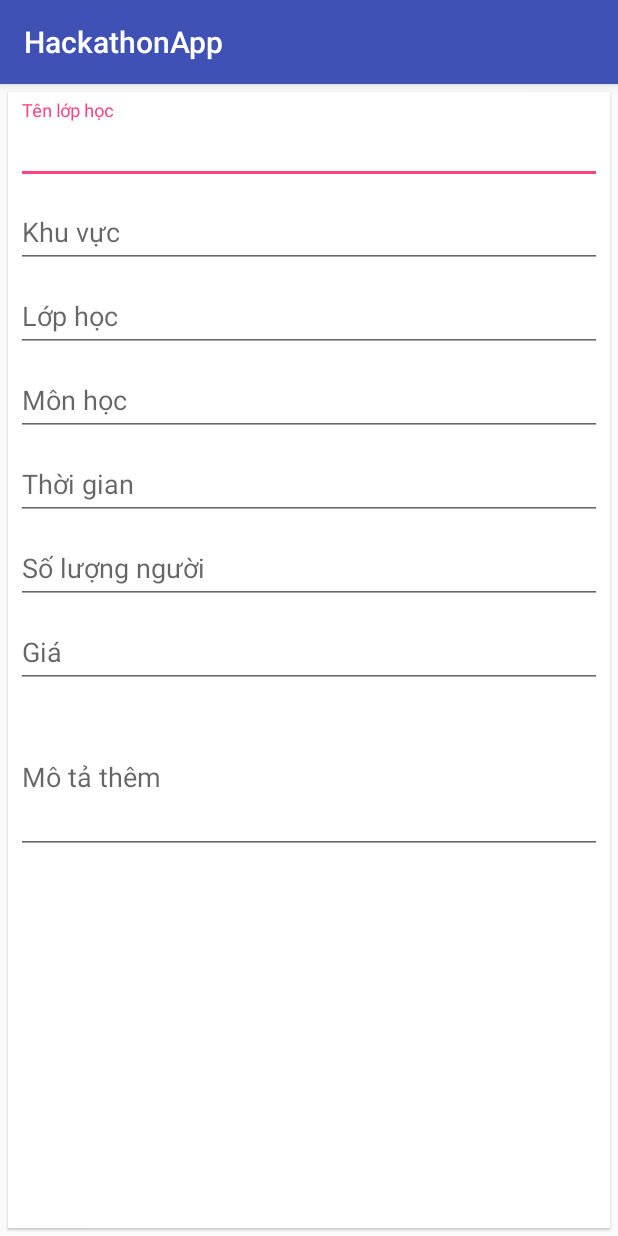
After one commit to duongbadu/hackathonAndroid, an Android app: the ArticleInsertActivity screen opened directly, with no data from a screen before it, on a phone screen of 412 x 824 dp. The commit adds this screen. Run offline under Robolectric (Android 15) with nearby library versions, the phone set to English and light mode, and no system bars.

Commit message:
Add article insert screen.

```diff
--- a/HackathonApp/app/src/main/AndroidManifest.xml
+++ b/HackathonApp/app/src/main/AndroidManifest.xml
@@ -20,6 +20,9 @@
 
         <activity android:name=".ArticleDetailActivity"
             android:configChanges="keyboard|keyboardHidden|orientation|screenSize"/>
+
+        <activity android:name=".ArticleInsertActivity"
+            android:configChanges="keyboard|keyboardHidden|orientation|screenSize"/>
     </application>
 
 </manifest>
--- /dev/null
+++ b/HackathonApp/app/src/main/java/hackathon/fbtest/com/hackathonapp/ArticleInsertActivity.java
@@ -0,0 +1,35 @@
+package hackathon.fbtest.com.hackathonapp;
+
+import android.os.Bundle;
+import android.support.annotation.Nullable;
+import android.support.design.widget.TextInputEditText;
+import android.support.v7.app.AppCompatActivity;
+import android.view.View;
+
+/**
+ * Created by mr.icetea on 7/31/16.
+ */
+public class ArticleInsertActivity extends AppCompatActivity implements View.OnClickListener {
+
+    @Override
+    protected void onCreate(@Nullable Bundle savedInstanceState) {
+        super.onCreate(savedInstanceState);
+        setContentView(R.layout.activity_article_insert);
+        TextInputEditText etName = (TextInputEditText) findViewById(R.id.et_article_name);
+        TextInputEditText etRegion = (TextInputEditText) findViewById(R.id.et_region);
+        TextInputEditText etClass = (TextInputEditText) findViewById(R.id.et_class);
+        TextInputEditText etSubject = (TextInputEditText) findViewById(R.id.et_subject);
+        TextInputEditText etTime = (TextInputEditText) findViewById(R.id.et_time);
+        TextInputEditText etPeople = (TextInputEditText) findViewById(R.id.et_people);
+        TextInputEditText etPrice = (TextInputEditText) findViewById(R.id.et_price);
+        TextInputEditText etDescription = (TextInputEditText) findViewById(R.id.et_description);
+        etRegion.setOnClickListener(this);
+        etSubject.setOnClickListener(this);
+        etClass.setOnClickListener(this);
+    }
+
+    @Override
+    public void onClick(View v) {
+
+    }
+}
--- a/HackathonApp/app/src/main/java/hackathon/fbtest/com/hackathonapp/MainActivity.java
+++ b/HackathonApp/app/src/main/java/hackathon/fbtest/com/hackathonapp/MainActivity.java
@@ -1,10 +1,13 @@
 package hackathon.fbtest.com.hackathonapp;
 
+import android.content.Intent;
 import android.os.Bundle;
 import android.support.annotation.Nullable;
+import android.support.design.widget.FloatingActionButton;
 import android.support.design.widget.TabLayout;
 import android.support.v4.view.ViewPager;
 import android.support.v7.app.AppCompatActivity;
+import android.view.View;
 
 import hackathon.fbtest.com.hackathonapp.adapters.MainPagerAdapter;
 
@@ -25,5 +28,17 @@ public class MainActivity extends AppCompatActivity {
         viewPager.setAdapter(mainPagerAdapter);
         TabLayout tabLayout = (TabLayout) findViewById(R.id.tablayout);
         tabLayout.setupWithViewPager(viewPager);
+        FloatingActionButton fab = (FloatingActionButton) findViewById(R.id.fab_insert_article);
+        fab.setOnClickListener(new View.OnClickListener() {
+            @Override
+            public void onClick(View v) {
+                goToArticleInsertActivity();
+            }
+        });
+    }
+
+    private void goToArticleInsertActivity() {
+        Intent intent = new Intent(this, ArticleInsertActivity.class);
+        startActivity(intent);
     }
 }
--- a/HackathonApp/app/src/main/res/layout/activity_article_detail.xml
+++ b/HackathonApp/app/src/main/res/layout/activity_article_detail.xml
@@ -136,6 +136,7 @@
                     android:layout_width="match_parent"
                     android:layout_height="wrap_content"
                     android:textColor="#000000"
+                    android:layout_marginBottom="5dp"
                     tools:text="Toán lớp 3" />
 
                 <TextView
@@ -143,13 +144,15 @@
                     android:layout_width="match_parent"
                     android:layout_height="wrap_content"
                     android:textColor="#ff0000"
+                    android:layout_marginBottom="5dp"
                     tools:text="Giá: 1000.000đ" />
 
                 <TextView
                     android:id="@+id/tv_time"
                     android:layout_width="match_parent"
                     android:layout_height="wrap_content"
-                    android:textColor="#ff0000"
+                    android:textColor="#000000"
+                    android:layout_marginBottom="5dp"
                     tools:text="Giá: 1000.000đ" />
 
 
@@ -158,6 +161,7 @@
                     android:layout_width="match_parent"
                     android:layout_height="wrap_content"
                     android:textColor="#000000"
+                    android:layout_marginBottom="5dp"
                     tools:text="Toán lớp 3" />
 
 
@@ -166,6 +170,7 @@
                     android:layout_width="match_parent"
                     android:layout_height="wrap_content"
                     android:textColor="#000000"
+                    android:layout_marginBottom="5dp"
                     tools:text="Toán lớp 3" />
 
                 <TextView
@@ -173,6 +178,7 @@
                     android:layout_width="match_parent"
                     android:layout_height="wrap_content"
                     android:textColor="#000000"
+                    android:layout_marginBottom="5dp"
                     tools:text="Toán lớp 3" />
 
             </LinearLayout>
--- /dev/null
+++ b/HackathonApp/app/src/main/res/layout/activity_article_insert.xml
@@ -0,0 +1,122 @@
+<?xml version="1.0" encoding="utf-8"?>
+<android.support.v7.widget.CardView xmlns:android="http://schemas.android.com/apk/res/android"
+    xmlns:card_view="http://schemas.android.com/apk/res-auto"
+    android:id="@+id/card_view"
+    android:layout_width="match_parent"
+    android:layout_height="match_parent"
+    android:layout_margin="5dp"
+    card_view:cardCornerRadius="0dp"
+    card_view:cardElevation="1dp">
+
+    <ScrollView
+        android:layout_width="match_parent"
+        android:layout_height="match_parent">
+        <LinearLayout
+            android:layout_width="match_parent"
+            android:layout_height="wrap_content"
+            android:padding="5dp"
+            android:orientation="vertical">
+
+            <android.support.design.widget.TextInputLayout
+                android:layout_width="match_parent"
+                android:layout_height="wrap_content">
+
+                <android.support.design.widget.TextInputEditText
+                    android:id="@+id/et_article_name"
+                    android:layout_width="match_parent"
+                    android:layout_height="wrap_content"
+                    android:hint="@string/article_name_label" />
+
+            </android.support.design.widget.TextInputLayout>
+
+            <android.support.design.widget.TextInputLayout
+                android:layout_width="match_parent"
+                android:layout_height="wrap_content">
+
+                <android.support.design.widget.TextInputEditText
+                    android:id="@+id/et_region"
+                    android:layout_width="match_parent"
+                    android:layout_height="wrap_content"
+                    android:hint="@string/region_label" />
+
+            </android.support.design.widget.TextInputLayout>
+
+            <android.support.design.widget.TextInputLayout
+                android:layout_width="match_parent"
+                android:layout_height="wrap_content">
+
+                <android.support.design.widget.TextInputEditText
+                    android:id="@+id/et_class"
+                    android:layout_width="match_parent"
+                    android:layout_height="wrap_content"
+                    android:hint="@string/class_label" />
+
+            </android.support.design.widget.TextInputLayout>
+
+            <android.support.design.widget.TextInputLayout
+                android:layout_width="match_parent"
+                android:layout_height="wrap_content">
+
+                <android.support.design.widget.TextInputEditText
+                    android:id="@+id/et_subject"
+                    android:layout_width="match_parent"
+                    android:layout_height="wrap_content"
+                    android:hint="@string/subject_label" />
+
+            </android.support.design.widget.TextInputLayout>
+
+            <android.support.design.widget.TextInputLayout
+                android:layout_width="match_parent"
+                android:layout_height="wrap_content">
+
+                <android.support.design.widget.TextInputEditText
+                    android:id="@+id/et_time"
+                    android:layout_width="match_parent"
+                    android:layout_height="wrap_content"
+                    android:hint="@string/time_label" />
+
+            </android.support.design.widget.TextInputLayout>
+
+
+            <android.support.design.widget.TextInputLayout
+                android:layout_width="match_parent"
+                android:layout_height="wrap_content">
+
+                <android.support.design.widget.TextInputEditText
+                    android:id="@+id/et_people"
+                    android:layout_width="match_parent"
+                    android:layout_height="wrap_content"
+                    android:inputType="number"
+                    android:hint="@string/people_label" />
+
+            </android.support.design.widget.TextInputLayout>
+
+            <android.support.design.widget.TextInputLayout
+                android:layout_width="match_parent"
+                android:layout_height="wrap_content">
+
+                <android.support.design.widget.TextInputEditText
+                    android:id="@+id/et_price"
+                    android:layout_width="match_parent"
+                    android:inputType="number"
+                    android:layout_height="wrap_content"
+                    android:hint="@string/price_label" />
+
+            </android.support.design.widget.TextInputLayout>
+
+            <android.support.design.widget.TextInputLayout
+                android:layout_width="match_parent"
+                android:layout_height="wrap_content">
+
+                <android.support.design.widget.TextInputEditText
+                    android:id="@+id/et_description"
+                    android:layout_width="match_parent"
+                    android:layout_height="100dp"
+                    android:hint="@string/description_label" />
+
+            </android.support.design.widget.TextInputLayout>
+
+        </LinearLayout>
+    </ScrollView>
+
+</android.support.v7.widget.CardView>
--- a/HackathonApp/app/src/main/res/values/strings.xml
+++ b/HackathonApp/app/src/main/res/values/strings.xml
@@ -18,4 +18,12 @@
     <string name="article_info_label">Thông tin lớp học</string>
     <string name="contact_teacher_label">Liên hệ giảng viên</string>
     <string name="article_info">Thông tin lớp học</string>
+    <string name="article_name_label">Tên lớp học</string>
+    <string name="region_label">Khu vực</string>
+    <string name="class_label">Lớp học</string>
+    <string name="subject_label">Môn học</string>
+    <string name="time_label">Thời gian</string>
+    <string name="people_label">Số lượng người</string>
+    <string name="price_label">Giá</string>
+    <string name="description_label">Mô tả thêm</string>
 </resources>
```
